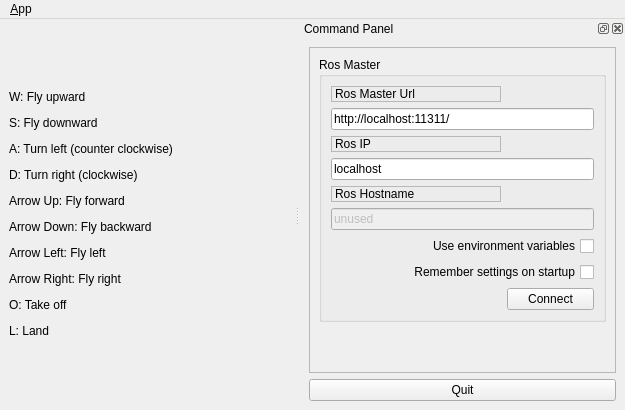
The window that ui/main_window.ui (OliverSuchan/EasyCopter) describes before a commit, drawn with Qt 5.
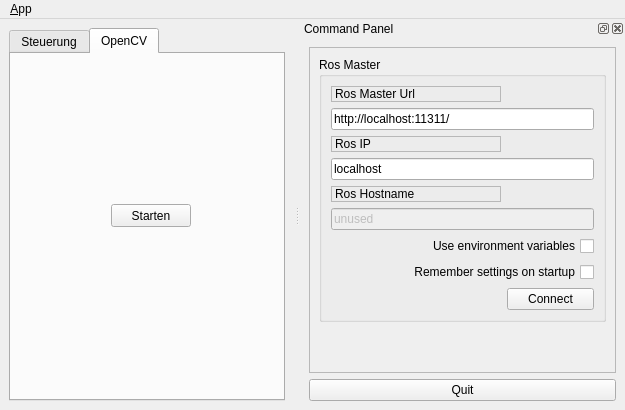
The same window after the commit. The open tabs and pages were chosen to show the change. Icons and pictures are not drawn.

What changed in the file:
```diff
--- a/ui/main_window.ui
+++ b/ui/main_window.ui
@@ -23,10 +23,46 @@
   <widget class="QWidget" name="centralwidget">
    <layout class="QGridLayout" name="gridLayout_2">
     <item row="0" column="0">
-     <widget class="QLabel" name="label_4">
-      <property name="text">
-       <string>&lt;html&gt;&lt;head/&gt;&lt;body&gt;&lt;p&gt;W: Fly upward&lt;/p&gt;&lt;p&gt;S: Fly downward&lt;/p&gt;&lt;p&gt;A: Turn left (counter clockwise)&lt;/p&gt;&lt;p&gt;D: Turn right (clockwise)&lt;/p&gt;&lt;p&gt;Arrow Up: Fly forward&lt;/p&gt;&lt;p&gt;Arrow Down: Fly backward&lt;/p&gt;&lt;p&gt;Arrow Left: Fly left&lt;/p&gt;&lt;p&gt;Arrow Right: Fly right&lt;/p&gt;&lt;p&gt;O: Take off&lt;/p&gt;&lt;p&gt;L: Land&lt;/p&gt;&lt;/body&gt;&lt;/html&gt;</string>
+     <widget class="QTabWidget" name="tabWidget">
+      <property name="currentIndex">
+       <number>0</number>
       </property>
+      <widget class="QWidget" name="tab">
+       <attribute name="title">
+        <string>Steuerung</string>
+       </attribute>
+       <widget class="QLabel" name="label_4">
+        <property name="geometry">
+         <rect>
+          <x>30</x>
+          <y>30</y>
+          <width>211</width>
+          <height>281</height>
+         </rect>
+        </property>
+        <property name="text">
+         <string>&lt;html&gt;&lt;head/&gt;&lt;body&gt;&lt;p&gt;W: Fly upward&lt;/p&gt;&lt;p&gt;S: Fly downward&lt;/p&gt;&lt;p&gt;A: Turn left (counter clockwise)&lt;/p&gt;&lt;p&gt;D: Turn right (clockwise)&lt;/p&gt;&lt;p&gt;Arrow Up: Fly forward&lt;/p&gt;&lt;p&gt;Arrow Down: Fly backward&lt;/p&gt;&lt;p&gt;Arrow Left: Fly left&lt;/p&gt;&lt;p&gt;Arrow Right: Fly right&lt;/p&gt;&lt;p&gt;O: Take off&lt;/p&gt;&lt;p&gt;L: Land&lt;/p&gt;&lt;/body&gt;&lt;/html&gt;</string>
+        </property>
+       </widget>
+      </widget>
+      <widget class="QWidget" name="tab_2">
+       <attribute name="title">
+        <string>OpenCV</string>
+       </attribute>
+       <widget class="QPushButton" name="pushButton">
+        <property name="geometry">
+         <rect>
+          <x>100</x>
+          <y>150</y>
+          <width>80</width>
+          <height>23</height>
+         </rect>
+        </property>
+        <property name="text">
+         <string>Starten</string>
+        </property>
+       </widget>
+      </widget>
      </widget>
     </item>
    </layout>
```
